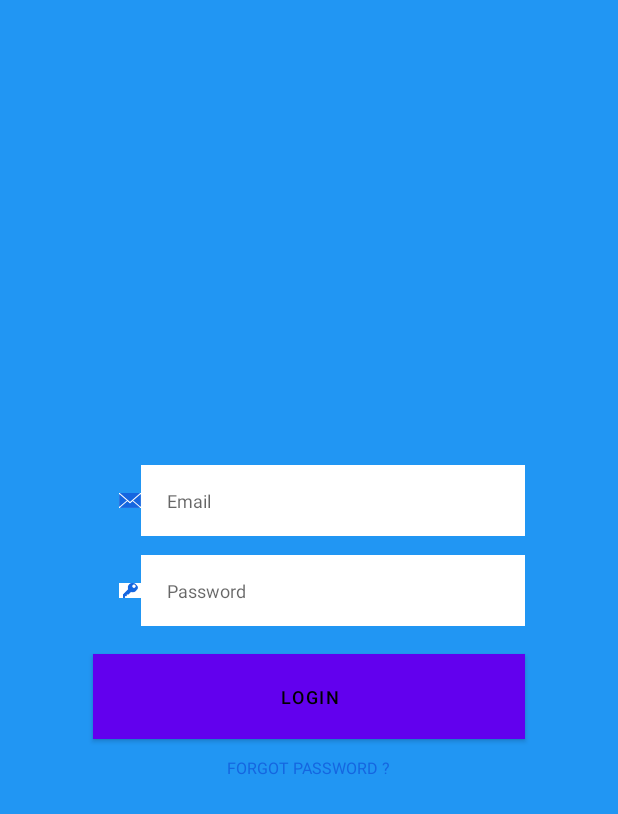
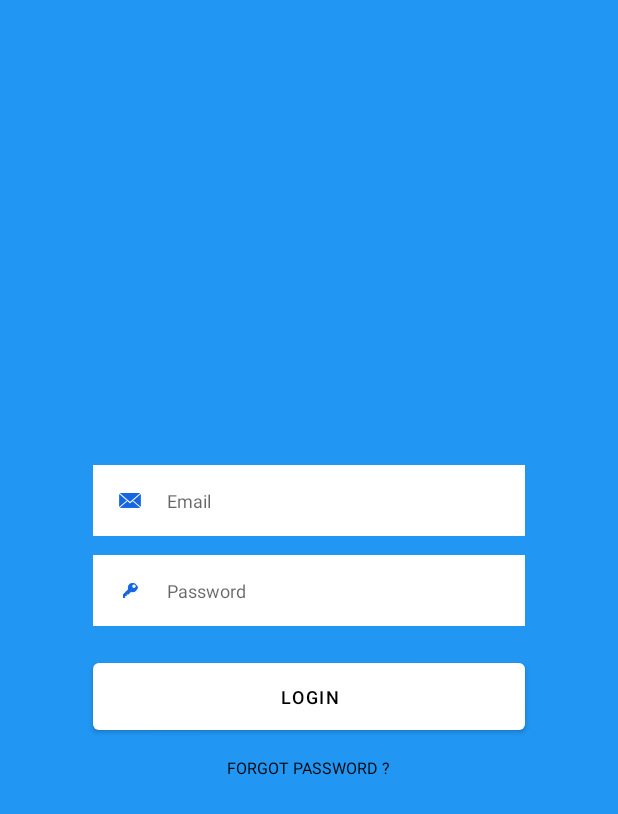
Before and after one commit to Kim1254/ccpp, an Android app: the layout login_layout.xml on its own in the app's theme, with its tools: preview values and no code run, on a phone screen of 412 x 824 dp. Shown: the top 814 px of the screen. Run offline under Robolectric (Android 15) with nearby library versions, the phone set to English and light mode, and no system bars.

Commit message:
Update login_layout.xml

```diff
--- a/app/src/main/res/layout/login_layout.xml
+++ b/app/src/main/res/layout/login_layout.xml
@@ -12,12 +12,10 @@
 
         android:layout_width="match_parent"
         android:layout_height="wrap_content"
-        android:orientation="vertical"
-        >
+        android:orientation="vertical">
 
         <FrameLayout
             android:layout_width="match_parent"
-
             android:layout_height="273dp"></FrameLayout>
 
         <RelativeLayout
@@ -25,7 +23,8 @@
             android:layout_height="wrap_content"
             android:layout_marginLeft="62dp"
             android:layout_marginTop="36.7dp"
-            android:layout_marginRight="62dp">
+            android:layout_marginRight="62dp"
+            android:background="@color/white">
 
             <!-- INPUT -->
             <EditText
@@ -41,18 +40,18 @@
                 android:paddingLeft="17dp"
                 android:paddingTop="15dp"
                 android:paddingBottom="15dp"
-
-                android:textSize="12sp" />
+                android:textSize="12sp"
+                app:backgroundTint="@color/white" />
 
             <!-- ICON -->
             <ImageView
-                android:background="@color/white"
                 android:id="@+id/username_icon"
                 android:layout_width="14.7dp"
                 android:layout_height="10.3dp"
                 android:layout_centerVertical="true"
                 android:layout_marginLeft="17dp"
-                android:src="@drawable/email"/>
+                android:background="@color/white"
+                android:src="@drawable/email" />
 
         </RelativeLayout>
 
@@ -62,7 +61,8 @@
             android:layout_height="wrap_content"
             android:layout_marginLeft="62dp"
             android:layout_marginTop="12.7dp"
-            android:layout_marginRight="62dp">
+            android:layout_marginRight="62dp"
+            android:background="@color/white">
 
             <!-- INPUT -->
             <EditText
@@ -82,13 +82,13 @@
 
             <!-- ICON -->
             <ImageView
-                android:background="@color/white"
                 android:id="@+id/icon"
                 android:layout_width="14.7dp"
                 android:layout_height="10.3dp"
                 android:layout_centerVertical="true"
                 android:layout_marginLeft="17dp"
-                android:src="@drawable/password"/>
+                android:background="@color/white"
+                android:src="@drawable/password" />
 
         </RelativeLayout>
 
@@ -96,7 +96,6 @@
         <Button
             android:layout_width="match_parent"
             android:layout_height="wrap_content"
-            android:background="@color/white"
             android:layout_gravity="center"
             android:layout_marginLeft="62dp"
             android:layout_marginTop="18.7dp"
@@ -106,7 +105,8 @@
             android:paddingBottom="14dp"
             android:text="Login"
             android:textColor="@color/black"
-            android:textSize="12sp" />
+            android:textSize="12sp"
+            app:backgroundTint="@color/white" />
 
         <TextView
             android:layout_width="wrap_content"
@@ -115,7 +115,7 @@
             android:layout_marginTop="12dp"
 
             android:text="FORGOT PASSWORD ?"
-            android:textColor="#1566e0"
+            android:textColor="@color/black"
             android:textSize="10.5sp" />
 
 
```
